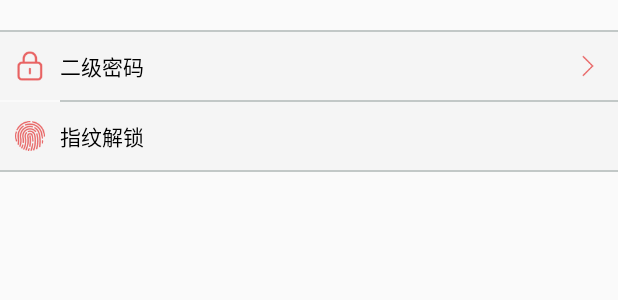
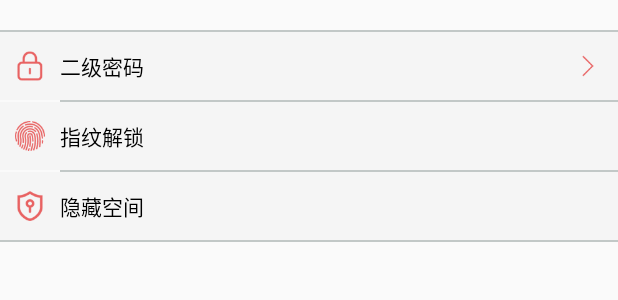
Before and after one commit to bigExplor/OfflinePasswordManager, an Android app: the layout layout_password.xml on its own in the app's theme, with its tools: preview values and no code run, on a phone screen of 412 x 824 dp. Shown: the top 300 px of the screen. Run offline under Robolectric (Android 15) with nearby library versions, the phone set to English and light mode, and no system bars.

Commit message:
将隐私分类纳入管控之中

```diff
--- a/app/src/main/java/com/example/accountmanager/activities/SetPasswordActivity.java
+++ b/app/src/main/java/com/example/accountmanager/activities/SetPasswordActivity.java
@@ -73,8 +73,9 @@ public class SetPasswordActivity extends BaseActivity<SetPasswordActivityPresent
             return;
         }
         if (hasPwd) {
+            SpUtil.getInstance().removeValue("finger");
             SpUtil.getInstance().removeValue("password");
-            SpUtil.getInstance().removeValue("finger");
+            SpUtil.getInstance().removeValue("privateSpace");
             showToast("关闭成功");
         } else {
             SpUtil.getInstance().putString("password", pwd);
--- a/app/src/main/res/layout/layout_password.xml
+++ b/app/src/main/res/layout/layout_password.xml
@@ -9,6 +9,7 @@
         android:layout_height="1dp"
         android:layout_marginTop="20dp"
         android:background="@color/grey_line"/>
+
     <LinearLayout
         android:id="@+id/ll_pwd"
         android:layout_width="match_parent"
@@ -64,7 +65,40 @@
             android:textColor="@color/black"
             android:text="指纹解锁"/>
         <ImageView
-            android:id="@+id/iv_choose"
+            android:id="@+id/iv_finger_choose"
+            android:layout_width="18dp"
+            android:layout_height="18dp"
+            android:layout_gravity="center_vertical"
+            android:layout_marginRight="10dp"/>
+    </LinearLayout>
+    <View
+        android:layout_width="match_parent"
+        android:layout_height="1dp"
+        android:layout_marginLeft="40dp"
+        android:background="@color/grey_line"/>
+    <LinearLayout
+        android:id="@+id/ll_private"
+        android:layout_width="match_parent"
+        android:layout_height="wrap_content"
+        android:clickable="true"
+        android:background="@drawable/selector_my_item"
+        android:orientation="horizontal">
+        <ImageView
+            android:layout_width="20dp"
+            android:layout_height="20dp"
+            android:layout_gravity="center_vertical"
+            android:layout_marginLeft="10dp"
+            android:src="@drawable/private_space"/>
+        <TextView
+            android:layout_width="0dp"
+            android:layout_height="45dp"
+            android:layout_weight="1"
+            android:gravity="center_vertical"
+            android:layout_marginLeft="10dp"
+            android:textColor="@color/black"
+            android:text="隐藏空间"/>
+        <ImageView
+            android:id="@+id/iv_private_choose"
             android:layout_width="18dp"
             android:layout_height="18dp"
             android:layout_gravity="center_vertical"
```
Also changed, not shown: app/src/main/java/com/example/accountmanager/fragments/HomeFragment.java (+9 -0 lines), app/src/main/java/com/example/accountmanager/fragments/MyFragment.java (+42 -13 lines), app/src/main/res/drawable-xhdpi/private_space.png (added), 1 other file.
